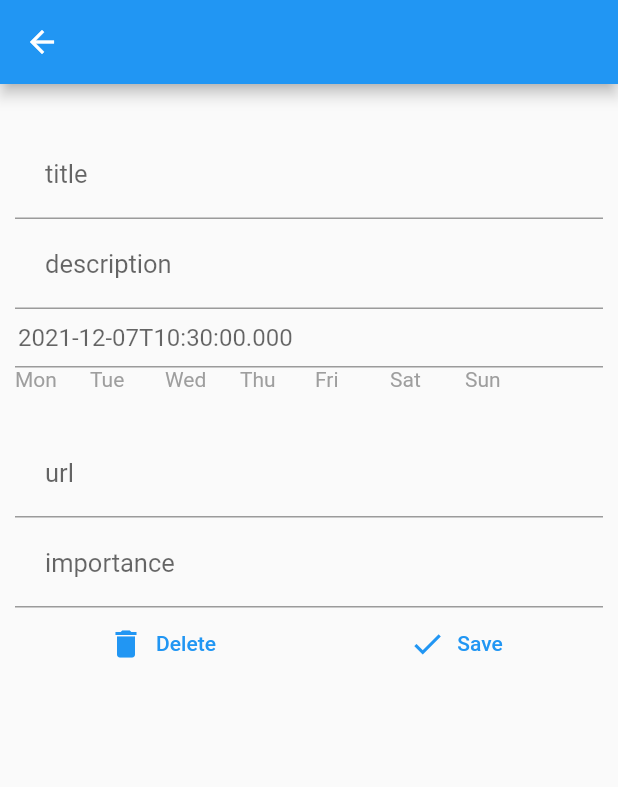
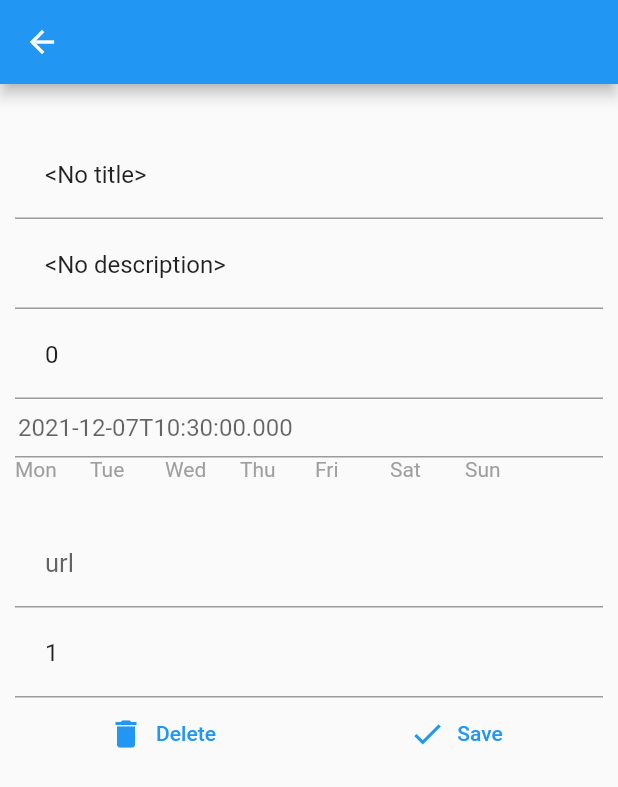
Before and after one commit to binhlecong/class_notifier, a Flutter app: the ClassroomPage screen opened directly, on a phone screen of 412 x 824 dp. Shown: the top 787 px of the screen. Run offline on Flutter 3.47's test engine with Material 2 defaults, Android fonts, the light colour scheme and no system bars; drawn by our look-alikes of datetime_picker_formfield; our stand-ins replace sqflite; accounts and stored records are empty.

Commit message:
update - add field - alarm before ... minutes

```diff
--- a/lib/database/db_helper.dart
+++ b/lib/database/db_helper.dart
@@ -11,6 +11,7 @@ class DatabaseHelper {
           id INTEGER PRIMARY KEY AUTOINCREMENT,
           title TEXT,
           description TEXT,
+          alarmBefore INTEGER,
           dateTime TEXT,
           weekDays INTEGER,
           url TEXT,
@@ -57,6 +58,7 @@ class DatabaseHelper {
           'id',
           'title',
           'description',
+          'alarmBefore',
           'dateTime',
           'weekDays',
           'url',
--- a/lib/models/classroom.dart
+++ b/lib/models/classroom.dart
@@ -1,20 +1,32 @@
 import 'package:flutter/material.dart';
 
 class Classroom {
+  static final List<String> DAY_NAMES = [
+    'Mon',
+    'Tue',
+    'Wed',
+    'Thu',
+    'Fri',
+    'Sat',
+    'Sun',
+  ];
+
   int? id;
   String? title;
+  String? description;
+  int? alarmBefore;
   DateTime? dateTime;
   int? weekDays;
-  String? description;
   String? url;
   int? importance;
 
   Classroom();
 
-  Classroom.fromParams(String title, String description, DateTime dateTime,
-      int weekDays, String url, int importance) {
+  Classroom.fromParams(String title, String description, int alarmBefore,
+      DateTime dateTime, int weekDays, String url, int importance) {
     this.title = title;
     this.description = description;
+    this.alarmBefore = alarmBefore;
     this.dateTime = dateTime;
     this.weekDays = weekDays;
     this.url = url;
@@ -25,6 +37,7 @@ class Classroom {
     id = json['id'];
     title = json['title'];
     description = json['description'];
+    alarmBefore = json['alarmBefore'];
     dateTime = DateTime.parse(json['dateTime']);
     weekDays = json['weekDays'];
     url = json['url'];
@@ -35,6 +48,7 @@ class Classroom {
         'id': id,
         'title': title,
         'description': description,
+        'alarmBefore': alarmBefore,
         'dateTime': dateTime!.toIso8601String(),
         'weekDays': weekDays,
         'url': url,
@@ -70,12 +84,11 @@ class Classroom {
     }
   }
 
-  String getWeekDays() {
-    List<String> dayNames = ['Mon', 'Tue', 'Wed', 'Thu', 'Fri', 'Sat', 'Sun'];
+  String getWeekDaysStr() {
     String res = '';
     for (var i = 0; i < 7; i++) {
       if (isRepeatAt(i)) {
-        res += dayNames[i] + '  ';
+        res += DAY_NAMES[i] + '  ';
       }
     }
     if (res.isEmpty) {
--- a/lib/screens/classroompage.dart
+++ b/lib/screens/classroompage.dart
@@ -22,7 +22,7 @@ class _ClassroomPageState extends State<ClassroomPage> {
   void initState() {
     if (widget.classroom == null) {
       classroom = Classroom.fromParams(
-          '<No title>', '<No description>', DateTime.now(), 0, '', 2);
+          '<No title>', '<No description>', 0, DateTime.now(), 0, '', 1);
     } else {
       classroom = widget.classroom!;
     }
@@ -55,6 +55,8 @@ class _ClassroomPageState extends State<ClassroomPage> {
                 onChanged: (value) {
                   classroom!.title = value;
                 },
+                controller: TextEditingController()
+                              ..text = classroom!.title!,
               ),
               TextField(
                 decoration: const InputDecoration(
@@ -65,6 +67,20 @@ class _ClassroomPageState extends State<ClassroomPage> {
                 onChanged: (value) {
                   classroom!.description = value;
                 },
+                controller: TextEditingController()
+                              ..text = classroom!.description!,
+              ),
+              TextField(
+                decoration: const InputDecoration(
+                  hintStyle: TextStyle(fontSize: 17),
+                  hintText: 'alarm before minutes:',
+                  contentPadding: EdgeInsets.all(20),
+                ),
+                onChanged: (value) {
+                  classroom!.alarmBefore = int.tryParse(value) ?? 1;
+                },
+                controller: TextEditingController()
+                              ..text = classroom!.alarmBefore!.toString(),
               ),
               DateTimeField(
                 decoration: InputDecoration(
@@ -113,6 +129,8 @@ class _ClassroomPageState extends State<ClassroomPage> {
                 onChanged: (value) {
                   classroom!.url = value;
                 },
+                controller: TextEditingController()
+                              ..text = classroom!.url!,
               ),
               TextField(
                 decoration: const InputDecoration(
@@ -123,6 +141,8 @@ class _ClassroomPageState extends State<ClassroomPage> {
                 onChanged: (value) {
                   classroom!.importance = int.tryParse(value) ?? 1;
                 },
+                controller: TextEditingController()
+                              ..text = classroom!.importance!.toString(),
               ),
               Expanded(
                 child: Column(
--- a/lib/widgets/classroomcard.dart
+++ b/lib/widgets/classroomcard.dart
@@ -59,7 +59,7 @@ class ClassroomCard extends StatelessWidget {
                         ),
                       ),
                       Text(
-                        classroom.getWeekDays(),
+                        classroom.getWeekDaysStr(),
                       )
                     ],
                   ),
```
